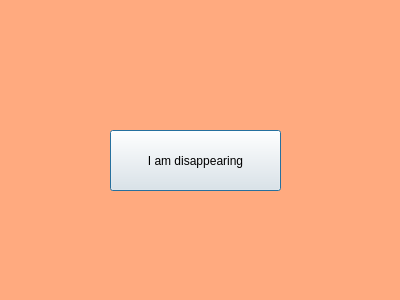
First picture: the form in experienceview.ui, repository SophieShirine/FittsLaw, before the edit.
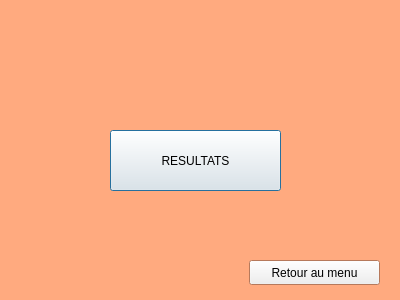
Second picture: the form after the edit.

Commit message: added close button

The edit to the form file:
```diff
--- a/experienceview.ui
+++ b/experienceview.ui
@@ -87,7 +87,20 @@
     </rect>
    </property>
    <property name="text">
-    <string>I am disappearing</string>
+    <string>RESULTATS</string>
+   </property>
+  </widget>
+  <widget class="QPushButton" name="closeButton">
+   <property name="geometry">
+    <rect>
+     <x>249</x>
+     <y>260</y>
+     <width>131</width>
+     <height>25</height>
+    </rect>
+   </property>
+   <property name="text">
+    <string>Retour au menu</string>
    </property>
   </widget>
  </widget>
```
The commit also changes 4 other files.
